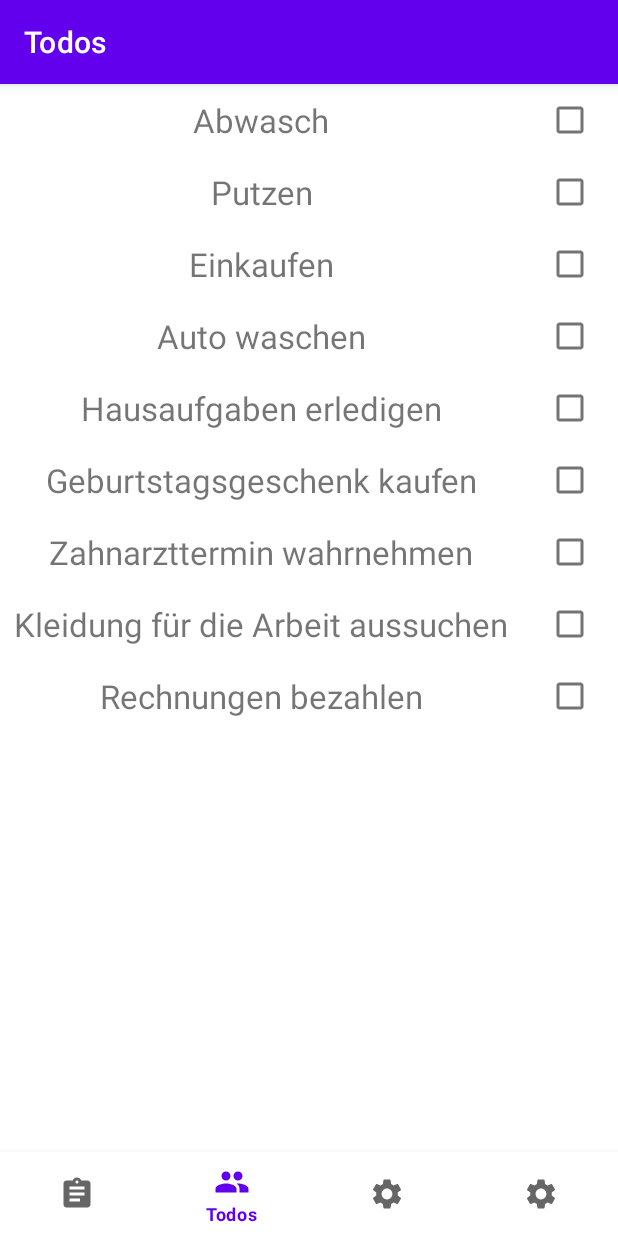
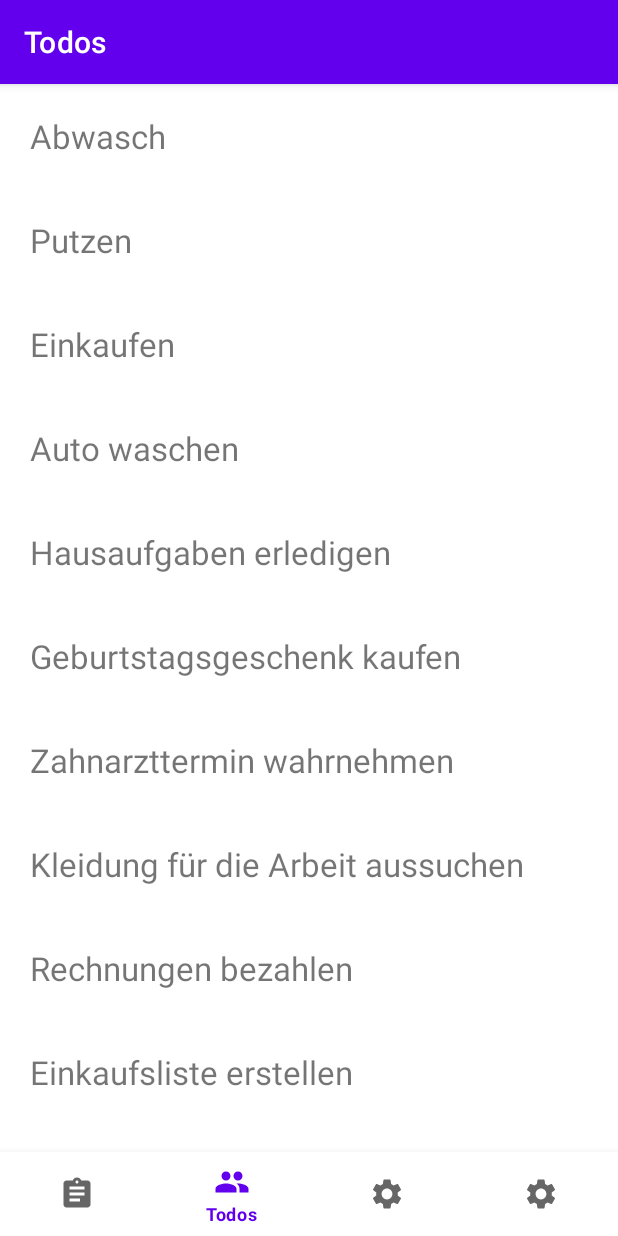
Before and after one commit to Yatamashi/Scribble_Bullet_PME, an Android app: the screen it shows after launch (MainActivity), on a phone screen of 412 x 824 dp. Run offline under Robolectric (Android 15) with nearby library versions, the phone set to English and light mode, and no system bars; our stand-ins replace Room's generated code, navigation-ui; libraries missing offline, so code that uses them is left out: com.github.javafaker.

Commit message:
fixed Recyclerview

```diff
--- a/app/src/main/java/de/fhe/pmeplayground/core/MyApplication.java
+++ b/app/src/main/java/de/fhe/pmeplayground/core/MyApplication.java
@@ -26,56 +26,6 @@ public class MyApplication extends Application {
         Log.i( LOG_TAG, "On Create finished.");
     }
 
-    /*
-        Simple DB Test - will be removed in next version
-     */
-
-   /* private void testDatabase() {
-
-        // Create Repo instance - which in turn will init the ToDo DB
-        Repository toDoRepository = new Repository( this );
-
-        // Query all toDos and log them
-        List<ToDo> allToDos = toDoRepository.getToDos();
-        Log.i(LOG_TAG, allToDos.toString() );
-
-
-        // Do we have any toDos at all?
-        // During first app run, 10 toDos will be created. However, this happens asynchronous so
-        // we might end up here before the DB got filled. So, better check it.
-        if( allToDos.size() > 0 ) {
-
-            // Ok, lets get all toDos sorted by toDo
-            allToDos = toDoRepository.getToDosSortedByToDo();
-            Log.i(LOG_TAG, allToDos.toString() );
-
-            // Get the latest added toDo, e.g. the one with the highest primary key value
-            ToDo lastToDo = toDoRepository.getLastToDo();
-            Log.i(LOG_TAG, "" + lastToDo);
-
-            // Change its toDo to something random
-            lastToDo.setToDoTitle("ToDo " + new Random().nextInt(1000));
-            toDoRepository.update(lastToDo);
-
-            // Wait for the async update operation to finish....
-            try {
-                Thread.sleep(100);
-            } catch (InterruptedException e) {
-                e.printStackTrace();
-            }
-
-            // Re-query the latest toDo and check if the change was written successfully
-            lastToDo = toDoRepository.getLastToDo();
-            Log.i(LOG_TAG, lastToDo.toString());
-
-            // Get all toDos with toDo like 'Last*'
-            List<ToDo> nameSearchResult = toDoRepository.getToDosForToDo( "Last%" );
-            Log.i(LOG_TAG, nameSearchResult.toString() );
-        }
-    }
-
-
-*/
    public SettingsHandler getSettingsHandler() {
        return settingsHandler;
    }
--- a/app/src/main/java/de/fhe/pmeplayground/storage/Repository.java
+++ b/app/src/main/java/de/fhe/pmeplayground/storage/Repository.java
@@ -41,8 +41,8 @@ public class Repository {
 
     public Repository( Context context )  // was heist Context?
     {
-        ToDoDatabase db = ToDoDatabase.getDatabase( context );  //ToDo: Tododatabase rein
-        this.toDoDao = db.toDoDao(); //ToDo database ändern
+        ToDoDatabase db = ToDoDatabase.getDatabase( context );
+        this.toDoDao = db.toDoDao();
         this.getToDosLiveData();
 
     }
@@ -53,7 +53,7 @@ public class Repository {
         return this.query( this.toDoDao::getToDos );
     }
 
-    // public List<ToDo> ge
+
 
     public List<ToDo> getToDosForToDo(String search )
     {
--- a/app/src/main/java/de/fhe/pmeplayground/storage/ToDoDatabase.java
+++ b/app/src/main/java/de/fhe/pmeplayground/storage/ToDoDatabase.java
@@ -164,6 +164,30 @@ public abstract class ToDoDatabase extends RoomDatabase {
                 toDo8.setVersion( 1 );
                 dao.insert(toDo8);
 
+                ToDo toDo9 = new ToDo("Einkaufsliste erstellen", "Lebensmittel und Haushaltsartikel", "bis spätestens morgen Abend", "20230402");
+                toDo9.setCreated( System.currentTimeMillis() );
+                toDo9.setModified( toDo9.getCreated() );
+                toDo9.setVersion( 1 );
+                dao.insert(toDo9);
+
+                ToDo toDo10 = new ToDo("Autoreifen wechseln", "Vorder- und Hinterreifen", "bis zum nächsten Werktag", "20230403");
+                toDo10.setCreated( System.currentTimeMillis() );
+                toDo10.setModified( toDo10.getCreated() );
+                toDo10.setVersion( 1 );
+                dao.insert(toDo10);
+
+                ToDo toDo11 = new ToDo("Krankenversicherung prüfen", "Beiträge und Leistungen", "bis zum Ende des Jahres", "20230404");
+                toDo11.setCreated( System.currentTimeMillis() );
+                toDo11.setModified( toDo11.getCreated() );
+                toDo11.setVersion( 1 );
+                dao.insert(toDo11);
+
+                ToDo toDo12 = new ToDo("Hausaufgaben machen", "Mathe und Deutsch", "bis zum nächsten Schultag", "20230405");
+                toDo12.setCreated( System.currentTimeMillis() );
+                toDo12.setModified( toDo12.getCreated() );
+                toDo12.setVersion( 1 );
+                dao.insert(toDo12);
+
 
             });
         }
--- a/app/src/main/res/layout/list_item_todo.xml
+++ b/app/src/main/res/layout/list_item_todo.xml
@@ -12,15 +12,11 @@
         android:layout_width="332dp"
         android:layout_height="match_parent"
         android:layout_weight="5"
-        android:gravity="center"
-        android:padding="5dp"
+        android:gravity="start"
+        android:padding="20dp"
         android:textSize="22sp"
         tools:text="@tools:sample/full_names" />
 
-    <CheckBox
-        android:id="@+id/checkBox"
-        android:layout_width="wrap_content"
-        android:layout_height="match_parent"
-        android:layout_weight="5" />
+
 
 </LinearLayout>
--- a/app/src/main/res/values/ids.xml
+++ /dev/null
@@ -1,5 +0,0 @@
-<?xml version="1.0" encoding="utf-8"?>
-<resources>
-    <item name="list_item_todo_done" type="id">done</item>
-    <item name="list_view_todos" type="id">listViewToDos</item>
-</resources>
```
